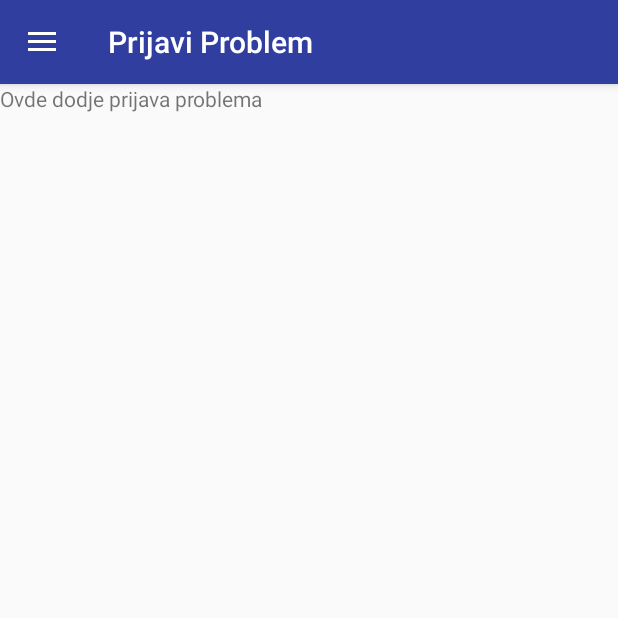
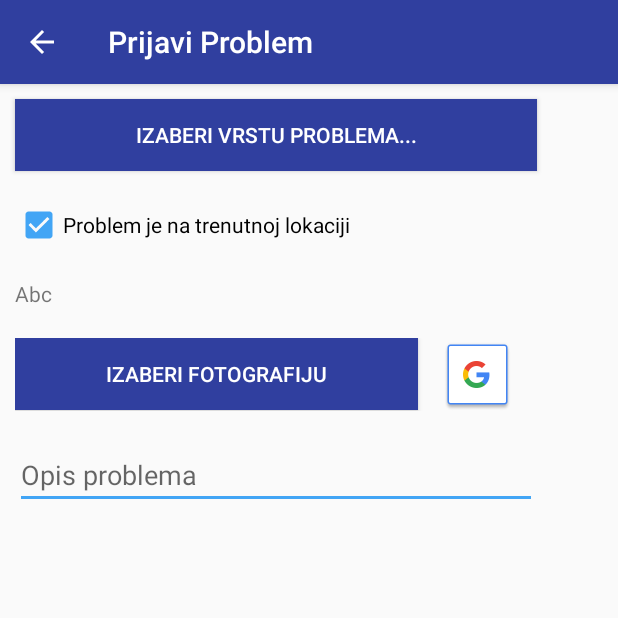
Before and after one commit to davidmilinkovic/gdejeproblem, an Android app: the screen it shows after launch (GlavniActivity before the commit, PrijaviProblemActivity after it), after a tap on "Prijavi problem", on a phone screen of 412 x 824 dp, the top half of it. Run offline under Robolectric (Android 15) with nearby library versions, the phone set to English and light mode, and no system bars; our stand-ins replace Firebase (no records; nobody signed in at launch, a user with empty details on screens opened directly), Picasso; pictures from the network do not load; 1 other tap on this screen came first.

Commit message:
Dodat Activity za prijavu problema

```diff
--- a/app/build.gradle
+++ b/app/build.gradle
@@ -24,13 +24,13 @@ dependencies {
     androidTestCompile('com.android.support.test.espresso:espresso-core:2.2.2', {
         exclude group: 'com.android.support', module: 'support-annotations'
     })
+    compile group: 'com.squareup.picasso', name: 'picasso', version: '2.3.2'
     compile 'com.android.support:appcompat-v7:26.+'
     compile 'com.android.support.constraint:constraint-layout:1.0.2'
     compile 'com.google.firebase:firebase-auth:10.0.1'
     compile 'com.android.volley:volley:1.0.0'
     compile 'com.google.android.gms:play-services-auth:10.0.1'
     compile 'com.android.support:design:25.2.0'
-    compile group:'com.squareup.picasso', name:'picasso', version:'2.3.2'
     compile 'com.android.support:support-v4:26.+'
     testCompile 'junit:junit:4.12'
 }
@@ -44,4 +44,5 @@ dependencies {
 
 
 
+
 apply plugin: 'com.google.gms.google-services'
--- a/app/src/main/AndroidManifest.xml
+++ b/app/src/main/AndroidManifest.xml
@@ -11,7 +11,6 @@
         android:roundIcon="@mipmap/ic_launcher_round"
         android:supportsRtl="true"
         android:theme="@style/AppTheme">
-
         <activity
             android:name=".GlavniActivity"
             android:label="@string/app_name"
@@ -22,6 +21,7 @@
                 <category android:name="android.intent.category.LAUNCHER" />
             </intent-filter>
         </activity>
+        <activity android:name=".PrijaviProblemActivity"  android:parentActivityName=".GlavniActivity"></activity>
     </application>
 
 </manifest>
--- a/app/src/main/java/net/geasoft/ksp/ksp/GlavniActivity.java
+++ b/app/src/main/java/net/geasoft/ksp/ksp/GlavniActivity.java
@@ -1,5 +1,6 @@
 package net.geasoft.ksp.ksp;
 
+import android.content.Intent;
 import android.graphics.drawable.Drawable;
 import android.net.Uri;
 import android.os.Bundle;
@@ -34,8 +35,8 @@ import java.io.IOException;
 import java.net.MalformedURLException;
 import java.net.URL;
 
-public class GlavniActivity extends AppCompatActivity implements NavigationView.OnNavigationItemSelectedListener, PrijaviProblemFragment.OnFragmentInteractionListener,
-        MojiProblemiFragment.OnFragmentInteractionListener,  OpcijeFragment.OnFragmentInteractionListener, KorisnikFragment.OnFragmentInteractionListener, GoogleApiClient.OnConnectionFailedListener
+public class GlavniActivity extends AppCompatActivity implements NavigationView.OnNavigationItemSelectedListener,
+        MojiProblemiFragment.OnFragmentInteractionListener, OpcijeFragment.OnFragmentInteractionListener, KorisnikFragment.OnFragmentInteractionListener, GoogleApiClient.OnConnectionFailedListener
 
 {
 
@@ -72,7 +73,6 @@ public class GlavniActivity extends AppCompatActivity implements NavigationView.
                 .requestIdToken(getString(R.string.default_web_client_id))
                 .requestEmail()
                 .build();
-         // [END config_signin]
 
         mGoogleApiClient = new GoogleApiClient.Builder(this)
                 .enableAutoManage(this, this)
@@ -80,6 +80,7 @@ public class GlavniActivity extends AppCompatActivity implements NavigationView.
                 .build();
 
         mAuth = FirebaseAuth.getInstance();
+        promeniKorisnika();
     }
 
     @Override
@@ -93,26 +94,17 @@ public class GlavniActivity extends AppCompatActivity implements NavigationView.
     }
 
     @Override
-    public void onResume()
-    {
+    public void onResume() {
         super.onResume();
-
-        promeniKorisnika();
-
-
     }
 
-    public void promeniKorisnika() {
-
+    public void promeniKorisnika() { // menja header navigacije na osnovu trenutnog korisnika
         FirebaseUser currentUser = mAuth.getCurrentUser();
-        if(currentUser != null)
-        {
+        if (currentUser != null) {
             txtNavNaslov.setText(currentUser.getDisplayName());
             txtNavPodNaslov.setText(currentUser.getEmail());
             Picasso.with(this).load(currentUser.getPhotoUrl()).into(headerSlika);
-        }
-        else
-        {
+        } else {
             txtNavNaslov.setText(R.string.niste_prijavljeni);
             txtNavPodNaslov.setText("");
             headerSlika.setImageResource(R.mipmap.ic_launcher);
@@ -126,19 +118,23 @@ public class GlavniActivity extends AppCompatActivity implements NavigationView.
         Fragment fragment = null;
         Class fragmentClass = null;
         if (id == R.id.nav_prijava) {
-            fragmentClass = PrijaviProblemFragment.class;
+            Intent intent = new Intent(this, PrijaviProblemActivity.class);
+            startActivity(intent);
+            return true;
         } else if (id == R.id.nav_moji_problemi) {
             fragmentClass = MojiProblemiFragment.class;
         } else if (id == R.id.nav_opcije) {
             fragmentClass = OpcijeFragment.class;
-        } else if(id == R.id.nav_korisnik) {
+        } else if (id == R.id.nav_korisnik) {
             fragmentClass = KorisnikFragment.class;
         }
+
         try {
             fragment = (Fragment) fragmentClass.newInstance();
         } catch (Exception e) {
             e.printStackTrace();
         }
+
         FragmentManager fragmentManager = getSupportFragmentManager();
         fragmentManager.beginTransaction().replace(R.id.fragment_container, fragment).commit();
 
@@ -146,7 +142,6 @@ public class GlavniActivity extends AppCompatActivity implements NavigationView.
         drawer.closeDrawer(GravityCompat.START);
         return true;
     }
-
 
 
     @Override
--- /dev/null
+++ b/app/src/main/java/net/geasoft/ksp/ksp/PrijaviProblemActivity.java
@@ -0,0 +1,39 @@
+package net.geasoft.ksp.ksp;
+
+import android.support.v7.app.ActionBar;
+import android.support.v7.app.AppCompatActivity;
+import android.os.Bundle;
+import android.support.v7.widget.Toolbar;
+import android.view.View;
+import android.widget.Button;
+import android.widget.CheckBox;
+
+public class PrijaviProblemActivity extends AppCompatActivity  implements View.OnClickListener {
+
+    @Override
+    protected void onCreate(Bundle savedInstanceState) {
+        super.onCreate(savedInstanceState);
+        setContentView(R.layout.activity_prijavi_problem);
+
+        Toolbar tulbar =
+                (Toolbar) findViewById(R.id.toolbar_prijava);
+        setSupportActionBar(tulbar);
+
+        // Get a support ActionBar corresponding to this toolbar
+        ActionBar ab = getSupportActionBar();
+
+        // Enable the Up button
+        ab.setDisplayHomeAsUpEnabled(true);
+
+    }
+
+    @Override
+    public void onClick(View v)
+    {
+        CheckBox boks = (CheckBox)findViewById(R.id.checkBox);
+        Button dugme = (Button)findViewById(R.id.button3);
+        if(boks.isChecked())  dugme.setVisibility(View.GONE);
+        else  dugme.setVisibility(View.VISIBLE);
+    }
+
+}
--- a/app/src/main/java/net/geasoft/ksp/ksp/PrijaviProblemFragment.java
+++ /dev/null
@@ -1,108 +0,0 @@
-package net.geasoft.ksp.ksp;
-
-import android.content.Context;
-import android.net.Uri;
-import android.os.Bundle;
-import android.support.v4.app.Fragment;
-import android.view.LayoutInflater;
-import android.view.View;
-import android.view.ViewGroup;
-
-
-/**
- * A simple {@link Fragment} subclass.
- * Activities that contain this fragment must implement the
- * {@link PrijaviProblemFragment.OnFragmentInteractionListener} interface
- * to handle interaction events.
- * Use the {@link PrijaviProblemFragment#newInstance} factory method to
- * create an instance of this fragment.
- */
-public class PrijaviProblemFragment extends Fragment {
-    // TODO: Rename parameter arguments, choose names that match
-    // the fragment initialization parameters, e.g. ARG_ITEM_NUMBER
-    private static final String ARG_PARAM1 = "param1";
-    private static final String ARG_PARAM2 = "param2";
-
-    // TODO: Rename and change types of parameters
-    private String mParam1;
-    private String mParam2;
-
-    private OnFragmentInteractionListener mListener;
-
-    public PrijaviProblemFragment() {
-        // Required empty public constructor
-    }
-
-    /**
-     * Use this factory method to create a new instance of
-     * this fragment using the provided parameters.
-     *
-     * @param param1 Parameter 1.
-     * @param param2 Parameter 2.
-     * @return A new instance of fragment PrijaviProblemFragment.
-     */
-    // TODO: Rename and change types and number of parameters
-    public static PrijaviProblemFragment newInstance(String param1, String param2) {
-        PrijaviProblemFragment fragment = new PrijaviProblemFragment();
-        Bundle args = new Bundle();
-        args.putString(ARG_PARAM1, param1);
-        args.putString(ARG_PARAM2, param2);
-        fragment.setArguments(args);
-        return fragment;
-    }
-
-    @Override
-    public void onCreate(Bundle savedInstanceState) {
-        super.onCreate(savedInstanceState);
-        if (getArguments() != null) {
-            mParam1 = getArguments().getString(ARG_PARAM1);
-            mParam2 = getArguments().getString(ARG_PARAM2);
-        }
-    }
-
-    @Override
-    public View onCreateView(LayoutInflater inflater, ViewGroup container,
-                             Bundle savedInstanceState) {
-        // Inflate the layout for this fragment
-        return inflater.inflate(R.layout.fragment_prijavi_problem, container, false);
-    }
-
-    // TODO: Rename method, update argument and hook method into UI event
-    public void onButtonPressed(Uri uri) {
-        if (mListener != null) {
-            mListener.onFragmentInteraction(uri);
-        }
-    }
-
-    @Override
-    public void onAttach(Context context) {
-        super.onAttach(context);
-        if (context instanceof OnFragmentInteractionListener) {
-            mListener = (OnFragmentInteractionListener) context;
-        } else {
-            throw new RuntimeException(context.toString()
-                    + " must implement OnFragmentInteractionListener");
-        }
-    }
-
-    @Override
-    public void onDetach() {
-        super.onDetach();
-        mListener = null;
-    }
-
-    /**
-     * This interface must be implemented by activities that contain this
-     * fragment to allow an interaction in this fragment to be communicated
-     * to the activity and potentially other fragments contained in that
-     * activity.
-     * <p>
-     * See the Android Training lesson <a href=
-     * "http://developer.android.com/training/basics/fragments/communicating.html"
-     * >Communicating with Other Fragments</a> for more information.
-     */
-    public interface OnFragmentInteractionListener {
-        // TODO: Update argument type and name
-        void onFragmentInteraction(Uri uri);
-    }
-}
--- a/app/src/main/res/layout/activity_glavni.xml
+++ b/app/src/main/res/layout/activity_glavni.xml
@@ -4,6 +4,7 @@
     xmlns:tools="http://schemas.android.com/tools"
     android:id="@+id/drawer_layout"
     android:layout_width="match_parent"
+
     android:layout_height="match_parent"
     android:theme="@style/AppTheme"
     android:fitsSystemWindows="true"
--- /dev/null
+++ b/app/src/main/res/layout/activity_prijavi_problem.xml
@@ -0,0 +1,112 @@
+<?xml version="1.0" encoding="utf-8"?>
+
+<android.support.design.widget.CoordinatorLayout
+    xmlns:android="http://schemas.android.com/apk/res/android"
+    xmlns:app="http://schemas.android.com/apk/res-auto"
+    xmlns:tools="http://schemas.android.com/tools"
+    android:layout_width="match_parent"
+    android:layout_height="match_parent"
+    tools:context="net.geasoft.ksp.ksp.GlavniActivity">
+
+    <android.support.design.widget.AppBarLayout
+        android:layout_width="match_parent"
+        android:layout_height="wrap_content"
+        android:theme="@style/AppTheme.AppBarOverlay">
+
+        <android.support.v7.widget.Toolbar
+            android:id="@+id/toolbar_prijava"
+            android:layout_width="match_parent"
+            android:layout_height="?attr/actionBarSize"
+            android:background="?attr/colorPrimary"
+            app:popupTheme="@style/AppTheme.PopupOverlay" />
+
+    </android.support.design.widget.AppBarLayout>
+
+
+    <android.support.constraint.ConstraintLayout
+
+        android:layout_width="match_parent"
+        android:layout_height="match_parent"
+        app:layout_behavior="@string/appbar_scrolling_view_behavior"
+        >
+
+
+    <LinearLayout
+        android:layout_width="368dp"
+        android:layout_height="551dp"
+        android:orientation="vertical"
+        tools:layout_editor_absoluteY="0dp"
+        tools:layout_editor_absoluteX="0dp">
+
+        <Button
+            android:id="@+id/button2"
+            android:layout_width="match_parent"
+            android:layout_height="wrap_content"
+            android:layout_margin="10dp"
+            android:background="?attr/colorPrimary"
+            android:text="@string/btn_izaberi_vrstu"
+            android:textColor="@android:color/white" />
+
+        <CheckBox
+            android:id="@+id/checkBox"
+            android:layout_width="match_parent"
+            android:layout_height="wrap_content"
+            android:layout_margin="10dp"
+            android:checked="true"
+            android:onClick="onClick"
+            android:text="Problem je na trenutnoj lokaciji" />
+
+        <Button
+            android:id="@+id/button3"
+            android:layout_width="match_parent"
+            android:layout_height="wrap_content"
+            android:layout_margin="10dp"
+            android:text="@string/btn_lokacija"
+            android:visibility="gone" />
+
+        <TextView
+            android:id="@+id/textView"
+            android:layout_width="match_parent"
+            android:layout_height="wrap_content"
+            android:layout_margin="10dp"
+            android:text="Abc" />
+
+        <LinearLayout
+            android:layout_width="match_parent"
+            android:layout_height="wrap_content"
+            android:layout_margin="10dp"
+            android:orientation="horizontal"
+            android:weightSum="100">
+
+            <Button
+                android:id="@+id/button4"
+                android:layout_width="wrap_content"
+                android:layout_height="wrap_content"
+                android:layout_weight="80"
+                android:background="?attr/colorPrimary"
+                android:text="@string/btn_add_fotografiju"
+                android:textColor="@android:color/white" />
+
+            <ImageView
+                android:id="@+id/imageView"
+                android:layout_width="wrap_content"
+                android:layout_height="wrap_content"
+                android:layout_weight="20"
+                app:srcCompat="@drawable/common_google_signin_btn_icon_dark" />
+
+        </LinearLayout>
+
+        <EditText
+            android:id="@+id/editText"
+            android:layout_width="match_parent"
+            android:layout_height="wrap_content"
+            android:layout_margin="10dp"
+            android:contentDescription="@string/txt_opis_problema"
+            android:ems="10"
+            android:hint="@string/txt_opis_problema"
+            android:inputType="textMultiLine" />
+
+    </LinearLayout>
+    </android.support.constraint.ConstraintLayout>
+
+</android.support.design.widget.CoordinatorLayout>
--- a/app/src/main/res/layout/app_bar_glavni.xml
+++ b/app/src/main/res/layout/app_bar_glavni.xml
@@ -1,5 +1,6 @@
 <?xml version="1.0" encoding="utf-8"?>
-<android.support.design.widget.CoordinatorLayout xmlns:android="http://schemas.android.com/apk/res/android"
+<android.support.design.widget.CoordinatorLayout
+    xmlns:android="http://schemas.android.com/apk/res/android"
     xmlns:app="http://schemas.android.com/apk/res-auto"
     xmlns:tools="http://schemas.android.com/tools"
     android:layout_width="match_parent"
@@ -15,7 +16,6 @@
             android:id="@+id/toolbar"
             android:layout_width="match_parent"
             android:layout_height="?attr/actionBarSize"
-            android:title="Proba"
             android:background="?attr/colorPrimary"
             app:popupTheme="@style/AppTheme.PopupOverlay" />
 
--- a/app/src/main/res/layout/fragment_prijavi_problem.xml
+++ /dev/null
@@ -1,13 +0,0 @@
-<FrameLayout xmlns:android="http://schemas.android.com/apk/res/android"
-    xmlns:tools="http://schemas.android.com/tools"
-    android:layout_width="match_parent"
-    android:layout_height="match_parent"
-    tools:context="net.geasoft.ksp.ksp.PrijaviProblemFragment">
-
-    <!-- TODO: Update blank fragment layout -->
-    <TextView
-        android:layout_width="match_parent"
-        android:layout_height="match_parent"
-        android:text="Ovde dodje prijava problema" />
-
-</FrameLayout>
--- a/app/src/main/res/values/strings.xml
+++ b/app/src/main/res/values/strings.xml
@@ -23,4 +23,8 @@
     <string name="prijava_za_aplikaciju_ksp">Prijava za aplikaciju KSP</string>
     <string name="da_biste_mogli">Da biste mogli da koristite aplikaciju KSP, morate se prijaviti pomoću Vašeg Google naloga</string>
     <string name="odjavi_se">Odjavi se</string>
+    <string name="btn_izaberi_vrstu">Izaberi vrstu problema...</string>
+    <string name="btn_lokacija">Izaberi lokaciju</string>
+    <string name="btn_add_fotografiju">Izaberi fotografiju</string>
+    <string name="txt_opis_problema">Opis problema</string>
 </resources>
```
Lines whose indentation alone changed are shown as unchanged.
